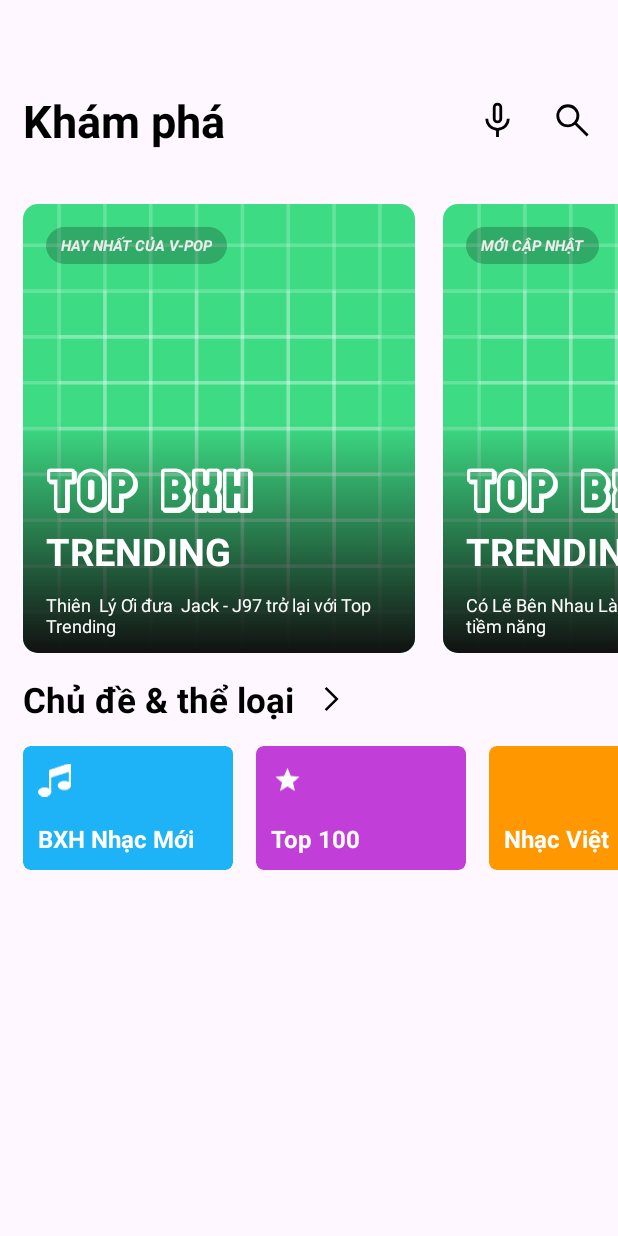
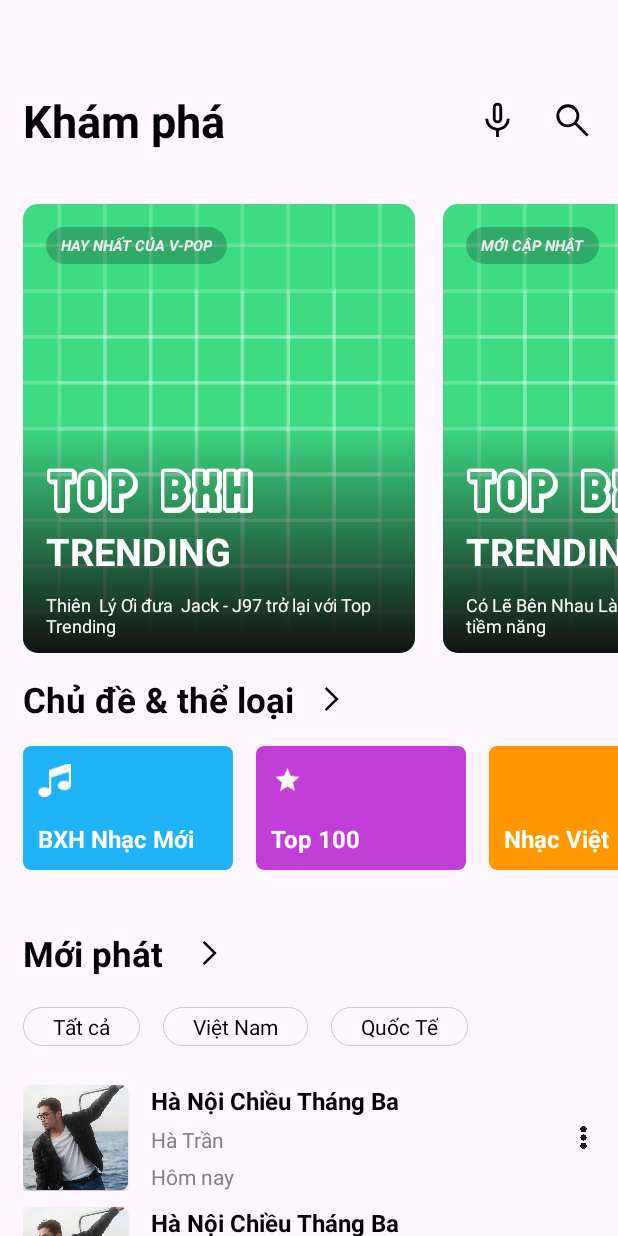
Before and after one commit to LinhAndroidDev/ServiceMusic, an Android app: the screen it shows after launch (MainActivity), on a phone screen of 412 x 824 dp. Run offline under Robolectric (Android 15) with nearby library versions, the phone set to English and light mode, and no system bars; our stand-ins replace CircleImageView; pictures from the network do not load.

Commit message:
code ui same zing mp3

```diff
--- a/app/src/main/java/com/example/serviceandroid/MainActivity.kt
+++ b/app/src/main/java/com/example/serviceandroid/MainActivity.kt
@@ -19,6 +19,7 @@ import androidx.viewpager2.widget.CompositePageTransformer
 import androidx.viewpager2.widget.MarginPageTransformer
 import androidx.viewpager2.widget.ViewPager2
 import com.example.serviceandroid.adapter.AdvertisementAdapter
+import com.example.serviceandroid.adapter.PagerNationalAdapter
 import com.example.serviceandroid.adapter.TopicAdapter
 import com.example.serviceandroid.databinding.ActivityMainBinding
 import com.example.serviceandroid.helper.Constants
@@ -69,8 +70,31 @@ class MainActivity : AppCompatActivity() {
             sendActionToService(Action.ACTION_CLEAR)
         }
 
+        binding.tvAllNational.setOnClickListener {
+            unSelectTvNational()
+            binding.tvAllNational.isSelected = true
+        }
+
+        binding.tvVietNam.setOnClickListener {
+            unSelectTvNational()
+            binding.tvVietNam.isSelected = true
+        }
+
+        binding.tvInternational.setOnClickListener {
+            unSelectTvNational()
+            binding.tvInternational.isSelected = true
+        }
+
+        binding.pagerNewRelease.adapter = PagerNationalAdapter()
+
         initAdvertisement()
         initTopic()
+    }
+
+    private fun unSelectTvNational() {
+        binding.tvAllNational.isSelected = false
+        binding.tvVietNam.isSelected = false
+        binding.tvInternational.isSelected = false
     }
 
     private fun initTopic() {
--- /dev/null
+++ b/app/src/main/java/com/example/serviceandroid/adapter/PagerNewReleaseAdapter.kt
@@ -0,0 +1,52 @@
+package com.example.serviceandroid.adapter
+
+import android.view.LayoutInflater
+import android.view.ViewGroup
+import androidx.recyclerview.widget.RecyclerView
+import androidx.recyclerview.widget.RecyclerView.Adapter
+import com.example.serviceandroid.databinding.ItemPagerNewReleaseBinding
+import com.example.serviceandroid.databinding.PagerNewReleaseBinding
+
+class PagerNationalAdapter : Adapter<PagerNationalAdapter.ViewHolder>() {
+    inner class ViewHolder(val v: PagerNewReleaseBinding) : RecyclerView.ViewHolder(v.root)
+
+    override fun onCreateViewHolder(
+        parent: ViewGroup,
+        viewType: Int
+    ): PagerNationalAdapter.ViewHolder = ViewHolder(
+        PagerNewReleaseBinding.inflate(
+            LayoutInflater.from(parent.context),
+            parent,
+            false
+        )
+    )
+
+    override fun onBindViewHolder(holder: PagerNationalAdapter.ViewHolder, position: Int) {
+        holder.v.rcvPagerRelease.adapter = PagerNewReleaseAdapter()
+    }
+
+    override fun getItemCount(): Int = 3
+}
+
+class PagerNewReleaseAdapter : Adapter<PagerNewReleaseAdapter.ViewHolder>() {
+
+    inner class ViewHolder(val v: ItemPagerNewReleaseBinding) : RecyclerView.ViewHolder(v.root)
+
+    override fun onCreateViewHolder(
+        parent: ViewGroup,
+        viewType: Int
+    ): PagerNewReleaseAdapter.ViewHolder = ViewHolder(
+        ItemPagerNewReleaseBinding.inflate(
+            LayoutInflater.from(parent.context),
+            parent,
+            false
+        )
+    )
+
+    override fun onBindViewHolder(holder: PagerNewReleaseAdapter.ViewHolder, position: Int) {
+
+    }
+
+    override fun getItemCount(): Int = 3
+
+}
--- /dev/null
+++ b/app/src/main/java/com/example/serviceandroid/custom/CustomBtnNational.kt
@@ -0,0 +1,24 @@
+package com.example.serviceandroid.custom
+
+import android.annotation.SuppressLint
+import android.content.Context
+import android.util.AttributeSet
+import android.widget.TextView
+
+@SuppressLint("AppCompatCustomView")
+class CustomBtnNational : TextView{
+    constructor(context: Context?) : super(context)
+    constructor(context: Context?, attrs: AttributeSet?) : super(context, attrs)
+    constructor(context: Context?, attrs: AttributeSet?, defStyleAttr: Int) : super(
+        context,
+        attrs,
+        defStyleAttr
+    )
+
+    constructor(
+        context: Context?,
+        attrs: AttributeSet?,
+        defStyleAttr: Int,
+        defStyleRes: Int
+    ) : super(context, attrs, defStyleAttr, defStyleRes)
+}
--- /dev/null
+++ b/app/src/main/res/drawable/bg_corner_25_purple.xml
@@ -0,0 +1,5 @@
+<?xml version="1.0" encoding="utf-8"?>
+<shape xmlns:android="http://schemas.android.com/apk/res/android">
+    <solid android:color="@color/purple_1"/>
+    <corners android:radius="25dp"/>
+</shape>
--- /dev/null
+++ b/app/src/main/res/drawable/bg_corner_25_stroke_grey_1.xml
@@ -0,0 +1,7 @@
+<?xml version="1.0" encoding="utf-8"?>
+<shape xmlns:android="http://schemas.android.com/apk/res/android">
+    <corners android:radius="25dp" />
+    <stroke
+        android:width="0.8dp"
+        android:color="#C8C8C8" />
+</shape>
--- /dev/null
+++ b/app/src/main/res/drawable/bg_tv_national.xml
@@ -0,0 +1,6 @@
+<?xml version="1.0" encoding="utf-8"?>
+<selector xmlns:android="http://schemas.android.com/apk/res/android">
+    <item android:drawable="@drawable/bg_corner_25_purple" android:state_pressed="true" />
+    <item android:drawable="@drawable/bg_corner_25_purple" android:state_selected="true" />
+    <item android:drawable="@drawable/bg_corner_25_stroke_grey_1" />
+</selector>
--- /dev/null
+++ b/app/src/main/res/drawable/color_tv_national.xml
@@ -0,0 +1,6 @@
+<?xml version="1.0" encoding="utf-8"?>
+<selector xmlns:android="http://schemas.android.com/apk/res/android">
+    <item android:color="@color/text_white" android:state_pressed="true" />
+    <item android:color="@color/text_white" android:state_selected="true" />
+    <item android:color="@color/text_black" />
+</selector>
--- a/app/src/main/res/layout/activity_main.xml
+++ b/app/src/main/res/layout/activity_main.xml
@@ -101,6 +101,85 @@
                 android:orientation="horizontal"
                 app:layoutManager="androidx.recyclerview.widget.LinearLayoutManager"/>
 
+            <LinearLayout
+                android:id="@+id/titleNewRelease"
+                android:layout_width="wrap_content"
+                android:layout_height="wrap_content"
+                android:gravity="center_vertical"
+                android:layout_marginTop="40dp"
+                app:layout_constraintStart_toStartOf="parent"
+                app:layout_constraintTop_toBottomOf="@+id/rcvTopic">
+
+                <TextView
+                    android:layout_marginStart="15dp"
+                    android:text="Mới phát "
+                    android:textSize="23sp"
+                    android:textColor="@color/text_black"
+                    android:textStyle="bold"
+                    android:layout_width="wrap_content"
+                    android:layout_height="wrap_content" />
+
+                <ImageView
+                    android:layout_marginStart="10dp"
+                    android:src="@drawable/ic_back"
+                    android:rotation="180"
+                    android:layout_width="20dp"
+                    android:layout_height="20dp"/>
+            </LinearLayout>
+
+            <LinearLayout
+                android:id="@+id/catalogNational"
+                android:layout_width="match_parent"
+                android:layout_height="wrap_content"
+                android:orientation="horizontal"
+                android:layout_marginTop="20dp"
+                android:layout_marginStart="15dp"
+                app:layout_constraintStart_toStartOf="parent"
+                app:layout_constraintTop_toBottomOf="@+id/titleNewRelease">
+
+                <TextView
+                    android:id="@+id/tvAllNational"
+                    android:layout_width="wrap_content"
+                    android:layout_height="wrap_content"
+                    android:paddingVertical="3dp"
+                    android:paddingHorizontal="20dp"
+                    android:background="@drawable/bg_tv_national"
+                    android:text="Tất cả"
+                    android:textSize="14sp"
+                    android:textColor="@drawable/color_tv_national" />
+
+                <TextView
+                    android:id="@+id/tvVietNam"
+                    android:layout_marginStart="15dp"
+                    android:layout_width="wrap_content"
+                    android:layout_height="wrap_content"
+                    android:paddingVertical="3dp"
+                    android:paddingHorizontal="20dp"
+                    android:background="@drawable/bg_tv_national"
+                    android:text="Việt Nam"
+                    android:textSize="14sp"
+                    android:textColor="@drawable/color_tv_national" />
+
+                <TextView
+                    android:id="@+id/tvInternational"
+                    android:layout_marginStart="15dp"
+                    android:layout_width="wrap_content"
+                    android:layout_height="wrap_content"
+                    android:paddingVertical="3dp"
+                    android:paddingHorizontal="20dp"
+                    android:background="@drawable/bg_tv_national"
+                    android:text="Quốc Tế"
+                    android:textSize="14sp"
+                    android:textColor="@drawable/color_tv_national" />
+            </LinearLayout>
+
+            <androidx.viewpager2.widget.ViewPager2
+                android:id="@+id/pagerNewRelease"
+                android:layout_width="match_parent"
+                android:layout_height="wrap_content"
+                android:layout_marginTop="15dp"
+                app:layout_constraintStart_toStartOf="parent"
+                app:layout_constraintTop_toBottomOf="@+id/catalogNational"/>
         </androidx.constraintlayout.widget.ConstraintLayout>
     </androidx.core.widget.NestedScrollView>
 
--- /dev/null
+++ b/app/src/main/res/layout/custom_btn_national.xml
@@ -0,0 +1,11 @@
+<?xml version="1.0" encoding="utf-8"?>
+<TextView xmlns:android="http://schemas.android.com/apk/res/android"
+    android:id="@+id/tvNational"
+    android:text="Tất cả"
+    android:textSize="14sp"
+    android:textColor="@color/text_white"
+    android:paddingVertical="5dp"
+    android:paddingHorizontal="20dp"
+    android:background="@drawable/bg_corner_25_purple"
+    android:layout_width="wrap_content"
+    android:layout_height="wrap_content"/>
--- a/app/src/main/res/layout/item_advertisement.xml
+++ b/app/src/main/res/layout/item_advertisement.xml
@@ -27,7 +27,7 @@
                 android:id="@+id/update"
                 android:text="Hay nhất của V-Pop"
                 android:textSize="10sp"
-                android:textColor="@color/txt_hint"
+                android:textColor="@color/txt_grey_blur"
                 android:textStyle="bold|italic"
                 android:textAllCaps="true"
                 android:background="@drawable/bg_tv_highlight"
--- /dev/null
+++ b/app/src/main/res/layout/item_pager_new_release.xml
@@ -0,0 +1,59 @@
+<?xml version="1.0" encoding="utf-8"?>
+<LinearLayout xmlns:android="http://schemas.android.com/apk/res/android"
+    android:layout_marginTop="10dp"
+    android:layout_width="match_parent"
+    android:layout_height="wrap_content"
+    xmlns:app="http://schemas.android.com/apk/res-auto"
+    android:orientation="horizontal"
+    android:gravity="center_vertical">
+
+    <androidx.cardview.widget.CardView
+        android:layout_width="70dp"
+        android:layout_height="70dp"
+        app:cardCornerRadius="5dp">
+
+        <ImageView
+            android:src="@drawable/la_lung"
+            android:scaleType="centerCrop"
+            android:layout_width="match_parent"
+            android:layout_height="match_parent"/>
+    </androidx.cardview.widget.CardView>
+
+    <LinearLayout
+        android:layout_marginStart="15dp"
+        android:layout_weight="1"
+        android:layout_width="0dp"
+        android:layout_height="wrap_content"
+        android:orientation="vertical">
+
+        <TextView
+            android:text="Hà Nội Chiều Tháng Ba"
+            android:textSize="16sp"
+            android:textColor="@color/text_black"
+            android:textStyle="bold"
+            android:layout_width="wrap_content"
+            android:layout_height="wrap_content"/>
+
+        <TextView
+            android:layout_marginTop="5dp"
+            android:text="Hà Trần"
+            android:textSize="14sp"
+            android:textColor="@color/txt_hint"
+            android:layout_width="wrap_content"
+            android:layout_height="wrap_content"/>
+
+        <TextView
+            android:layout_marginTop="5dp"
+            android:text="Hôm nay"
+            android:textSize="14sp"
+            android:textColor="@color/txt_hint"
+            android:layout_width="wrap_content"
+            android:layout_height="wrap_content"/>
+    </LinearLayout>
+
+    <ImageView
+        android:layout_marginEnd="15dp"
+        android:src="@drawable/icon_menu"
+        android:layout_width="15dp"
+        android:layout_height="15dp"/>
+</LinearLayout>
--- /dev/null
+++ b/app/src/main/res/layout/pager_new_release.xml
@@ -0,0 +1,9 @@
+<?xml version="1.0" encoding="utf-8"?>
+<androidx.recyclerview.widget.RecyclerView xmlns:android="http://schemas.android.com/apk/res/android"
+    xmlns:app="http://schemas.android.com/apk/res-auto"
+    xmlns:tools="http://schemas.android.com/tools"
+    android:id="@+id/rcvPagerRelease"
+    android:layout_width="match_parent"
+    android:layout_height="match_parent"
+    android:layout_marginStart="15dp"
+    app:layoutManager="androidx.recyclerview.widget.LinearLayoutManager" />
--- a/app/src/main/res/values/colors.xml
+++ b/app/src/main/res/values/colors.xml
@@ -6,7 +6,8 @@
     //text
     <color name="text_black" >#FF000000</color>
     <color name="text_white" >#FFFFFFFF</color>
-    <color name="txt_hint">#ECECEC</color>
+    <color name="txt_grey_blur">#ECECEC</color>
+    <color name="txt_hint">#818181</color>
 
     //background
     <color name="bg_blue">#1EB3F6</color>
@@ -15,4 +16,5 @@
     <color name="bg_pink">#E82D6C</color>
     <color name="bg_green1">#05CDBB</color>
     <color name="bg_green2">#68B16A</color>
+    <color name="purple_1">#673AB7</color>
 </resources>
```
Also changed, not shown: app/src/main/res/drawable/icon_menu.png (added).
